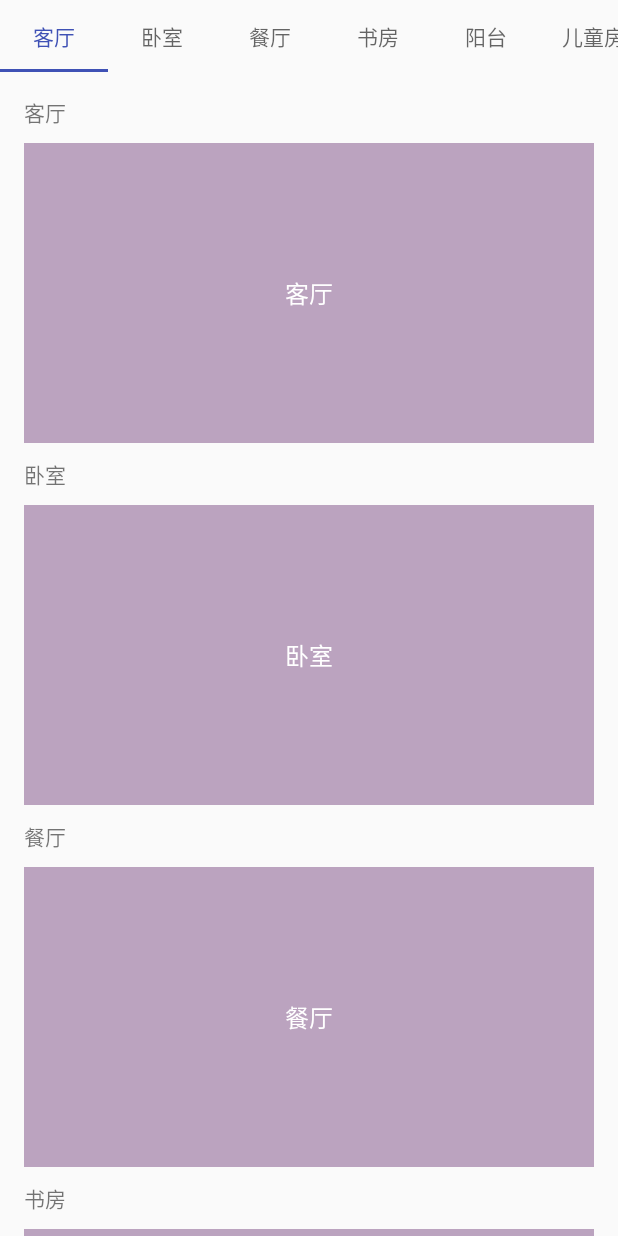
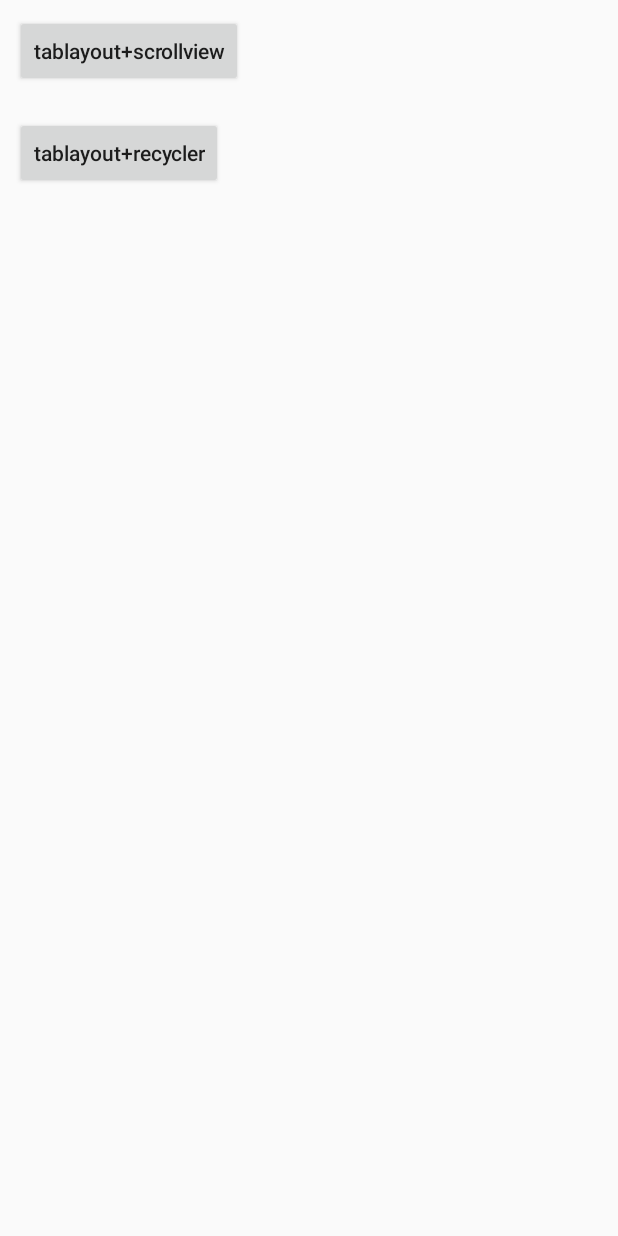
Before and after one commit to taixiang/tabScroll, an Android app: the screen it shows after launch (MainActivity), on a phone screen of 412 x 824 dp. Run offline under Robolectric (Android 15) with nearby library versions, the phone set to English and light mode, and no system bars.

Commit message:
tablayout+recyclerview

```diff
--- a/app/src/main/AndroidManifest.xml
+++ b/app/src/main/AndroidManifest.xml
@@ -16,6 +16,8 @@
                 <category android:name="android.intent.category.LAUNCHER" />
             </intent-filter>
         </activity>
+        <activity android:name=".TabScrollActivity" />
+        <activity android:name=".TabRecyclerActivity" />
     </application>
 
 </manifest>
--- a/app/src/main/java/com/tabscroll/MainActivity.java
+++ b/app/src/main/java/com/tabscroll/MainActivity.java
@@ -1,149 +1,44 @@
 package com.tabscroll;
 
-import android.content.Context;
-import android.support.design.widget.TabLayout;
+import android.content.Intent;
+import android.os.Bundle;
+import android.support.annotation.Nullable;
 import android.support.v7.app.AppCompatActivity;
-import android.os.Bundle;
-import android.util.Log;
-import android.view.MotionEvent;
 import android.view.View;
-import android.view.ViewTreeObserver;
-import android.widget.LinearLayout;
+import android.widget.Button;
 
-import java.util.ArrayList;
-import java.util.List;
+/**
+ * @author tx
+ * @date 2018/7/30
+ */
+public class MainActivity extends AppCompatActivity implements View.OnClickListener {
 
-public class MainActivity extends AppCompatActivity {
-
-    private TabLayout tabLayout;
-    private CustomScrollView scrollView;
-    private LinearLayout container;
-    private String[] tabTxt = {"客厅", "卧室", "餐厅", "书房", "阳台", "儿童房"};
-    //内容块view的集合
-    private List<AnchorView> anchorList = new ArrayList<>();
-    //判读是否是scrollview主动引起的滑动，true-是，false-否，由tablayout引起的
-    private boolean isScroll;
-    //记录上一次位置，防止在同一内容块里滑动 重复定位到tablayout
-    private int lastPos = 0;
-    //监听判断最后一个模块的高度，不满一屏时让最后一个模块撑满屏幕
-    private ViewTreeObserver.OnGlobalLayoutListener listener;
-
+    private Button btnScroll;
+    private Button btnRecycler;
 
     @Override
-    protected void onCreate(Bundle savedInstanceState) {
+    protected void onCreate(@Nullable Bundle savedInstanceState) {
         super.onCreate(savedInstanceState);
         setContentView(R.layout.activity_main);
-        tabLayout = findViewById(R.id.tablayout);
-        scrollView = findViewById(R.id.scrollView);
-        container = findViewById(R.id.container);
-
-        //模拟数据，填充scrollview
-        for (int i = 0; i < tabTxt.length; i++) {
-            AnchorView anchorView = new AnchorView(this);
-            anchorView.setAnchorTxt(tabTxt[i]);
-            anchorView.setContentTxt(tabTxt[i]);
-            anchorList.add(anchorView);
-            container.addView(anchorView);
-        }
-
-        //tablayout设置标签
-        for (int i = 0; i < tabTxt.length; i++) {
-            tabLayout.addTab(tabLayout.newTab().setText(tabTxt[i]));
-        }
-
-        listener = new ViewTreeObserver.OnGlobalLayoutListener() {
-            @Override
-            public void onGlobalLayout() {
-                int screenH = getScreenHeight();
-                int statusBarH = getStatusBarHeight(MainActivity.this);
-                int tabH = tabLayout.getHeight();
-                //计算内容块所在的高度，全屏高度-状态栏高度-tablayout的高度-内容container的padding 16dp
-                int lastH = screenH - statusBarH - tabH - 16 * 3;
-                AnchorView lastView = anchorList.get(anchorList.size() - 1);
-                //当最后一个view 高度小于内容块高度时，设置其高度撑满
-                if (lastView.getHeight() < lastH) {
-                    LinearLayout.LayoutParams params = new LinearLayout.LayoutParams(LinearLayout.LayoutParams.MATCH_PARENT, LinearLayout.LayoutParams.WRAP_CONTENT);
-                    params.height = lastH;
-                    lastView.setLayoutParams(params);
-                }
-                container.getViewTreeObserver().removeOnGlobalLayoutListener(listener);
-
-            }
-        };
-        container.getViewTreeObserver().addOnGlobalLayoutListener(listener);
-
-
-
-        tabLayout.addOnTabSelectedListener(new TabLayout.OnTabSelectedListener() {
-            @Override
-            public void onTabSelected(TabLayout.Tab tab) {
-                //点击标签，使scrollview滑动，isScroll置false
-                isScroll = false;
-                int pos = tab.getPosition();
-                int top = anchorList.get(pos).getTop();
-                scrollView.smoothScrollTo(0, top);
-            }
-
-            @Override
-            public void onTabUnselected(TabLayout.Tab tab) {
-
-            }
-
-            @Override
-            public void onTabReselected(TabLayout.Tab tab) {
-
-            }
-        });
-
-        scrollView.setOnTouchListener(new View.OnTouchListener() {
-            @Override
-            public boolean onTouch(View v, MotionEvent event) {
-                //当滑动由scrollview触发时，isScroll 置true
-                if (event.getAction() == MotionEvent.ACTION_DOWN) {
-                    isScroll = true;
-                }
-                return false;
-            }
-        });
-
-        scrollView.setCallbacks(new CustomScrollView.Callbacks() {
-            @Override
-            public void onScrollChanged(int x, int y, int oldx, int oldy) {
-                if (isScroll) {
-                    for (int i = tabTxt.length - 1; i >= 0; i--) {
-                        //根据滑动距离，对比各模块距离父布局顶部的高度判断
-                        if (y > anchorList.get(i).getTop() - 10) {
-                            setScrollPos(i);
-                            break;
-                        }
-                    }
-                }
-            }
-        });
-
+        btnScroll = findViewById(R.id.scroll);
+        btnRecycler = findViewById(R.id.recycler);
+        btnScroll.setOnClickListener(this);
+        btnRecycler.setOnClickListener(this);
     }
 
-    //tablayout对应标签的切换
-    private void setScrollPos(int newPos) {
-        if (lastPos != newPos) {
-            //该方法不会触发tablayout 的onTabSelected 监听
-            tabLayout.setScrollPosition(newPos, 0, true);
+    @Override
+    public void onClick(View v) {
+        switch (v.getId()) {
+            case R.id.scroll:
+                Intent intent1 = new Intent(this, TabScrollActivity.class);
+                startActivity(intent1);
+                break;
+            case R.id.recycler:
+                Intent intent2 = new Intent(this, TabRecyclerActivity.class);
+                startActivity(intent2);
+                break;
+            default:
+                break;
         }
-        lastPos = newPos;
     }
-
-    private int getScreenHeight() {
-        return getResources().getDisplayMetrics().heightPixels;
-    }
-
-    public int getStatusBarHeight(Context context) {
-        int result = 0;
-        int resourceId = context.getResources()
-                .getIdentifier("status_bar_height", "dimen", "android");
-        if (resourceId > 0) {
-            result = context.getResources().getDimensionPixelSize(resourceId);
-        }
-        return result;
-    }
-
 }
--- a/app/src/main/res/layout/activity_main.xml
+++ b/app/src/main/res/layout/activity_main.xml
@@ -5,30 +5,19 @@
     android:layout_height="match_parent"
     android:orientation="vertical">
 
-    <android.support.design.widget.TabLayout
-        android:id="@+id/tablayout"
-        android:layout_width="match_parent"
+    <Button
+        android:id="@+id/scroll"
+        android:layout_width="wrap_content"
         android:layout_height="wrap_content"
-        app:tabIndicatorColor="@color/colorPrimary"
-        app:tabMode="scrollable"
-        app:tabSelectedTextColor="@color/colorPrimary" />
+        android:layout_margin="10dp"
+        android:text="tablayout+scrollview"
+        android:textAllCaps="false" />
 
-    <com.tabscroll.CustomScrollView
-        android:id="@+id/scrollView"
-        android:layout_width="match_parent"
-        android:layout_height="match_parent"
-        android:fillViewport="true"
-        android:fitsSystemWindows="true">
-
-        <LinearLayout
-            android:id="@+id/container"
-            android:layout_width="match_parent"
-            android:layout_height="wrap_content"
-            android:orientation="vertical"
-            android:padding="16dp">
-
-        </LinearLayout>
-
-    </com.tabscroll.CustomScrollView>
-
+    <Button
+        android:id="@+id/recycler"
+        android:layout_width="wrap_content"
+        android:layout_height="wrap_content"
+        android:layout_margin="10dp"
+        android:text="tablayout+recycler"
+        android:textAllCaps="false" />
 </LinearLayout>
--- /dev/null
+++ b/app/src/main/res/layout/adapter_view.xml
@@ -0,0 +1,5 @@
+<?xml version="1.0" encoding="utf-8"?>
+<com.tabscroll.AnchorView xmlns:android="http://schemas.android.com/apk/res/android"
+    android:id="@+id/anchorView"
+    android:layout_width="match_parent"
+    android:layout_height="wrap_content" />
```
Also changed, not shown: app/src/main/java/com/tabscroll/MyAdapter.java (added, +58 -0 lines), app/src/main/java/com/tabscroll/TabRecyclerActivity.java (added, +148 -0 lines), app/src/main/java/com/tabscroll/TabScrollActivity.java (added, +147 -0 lines), app/src/main/res/layout/activity_tab_recycler.xml (added, +21 -0 lines), app/src/main/res/layout/activity_tab_scroll.xml (added, +34 -0 lines).
